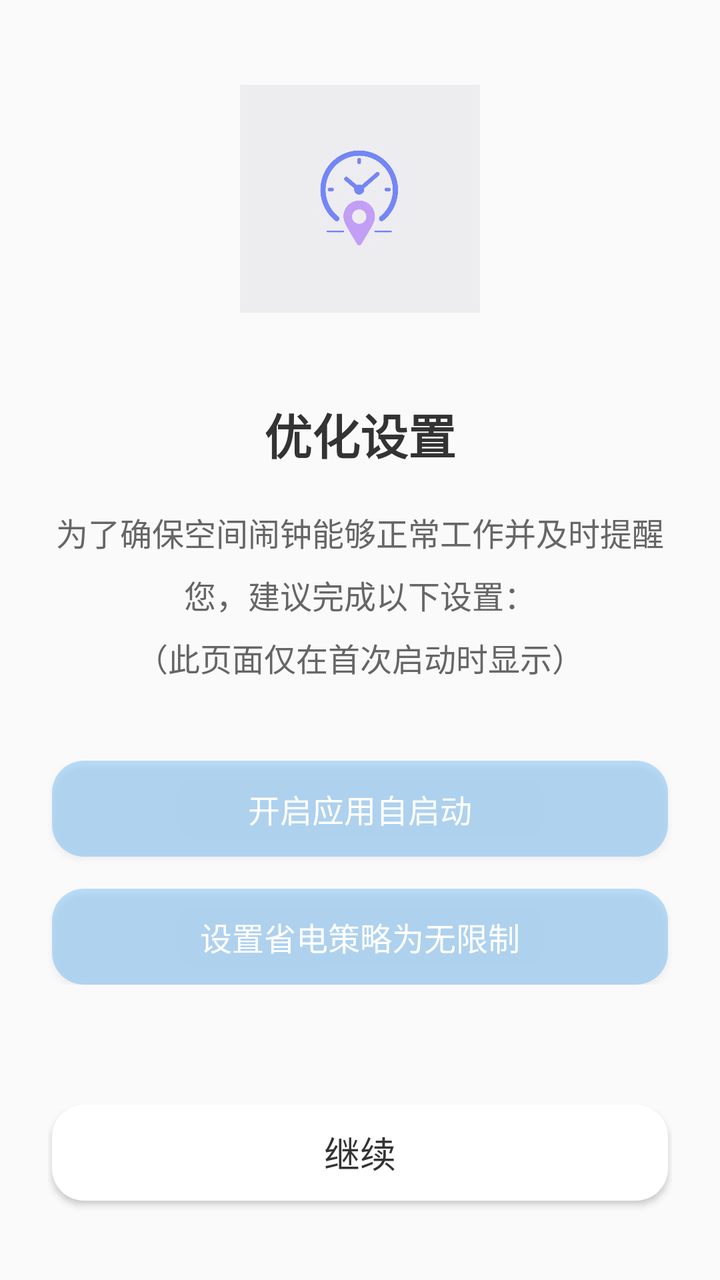
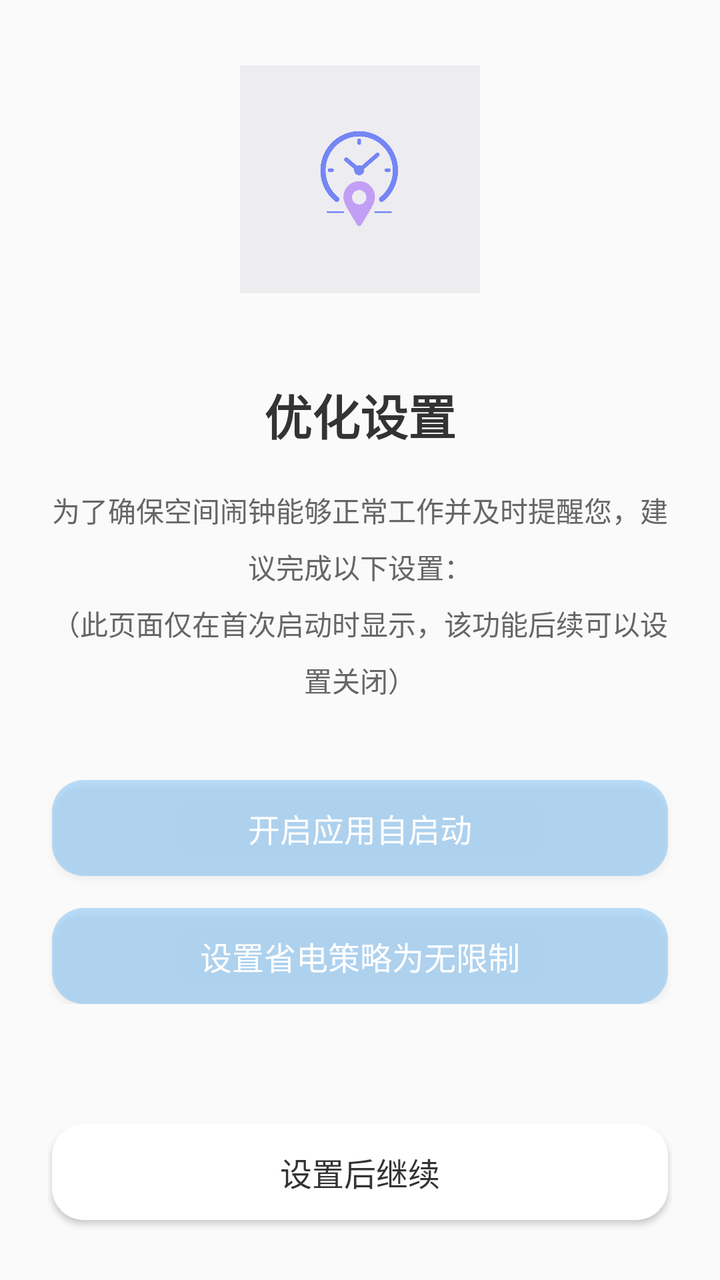

Before-and-after screenshots of an Android layout around one commit, followed by the original layout XML and the change that was made.
<!-- AndroidManifest.xml: application theme AppTheme -->
<!-- res/layout/activity_optimize_settings.xml -->
<?xml version="1.0" encoding="utf-8"?>
<LinearLayout xmlns:android="http://schemas.android.com/apk/res/android"
    android:layout_width="match_parent"
    android:layout_height="match_parent"
    android:orientation="vertical"
    android:padding="24dp"
    android:gravity="center"
    android:background="#FAFAFA">

    
    <ImageView
        android:layout_width="120dp"
        android:layout_height="120dp"
        android:src="@drawable/icon"
        android:layout_marginBottom="40dp"
        android:contentDescription="应用图标" />

    
    <TextView
        android:layout_width="wrap_content"
        android:layout_height="wrap_content"
        android:text="优化设置"
        android:textSize="24sp"
        android:textColor="#333333"
        android:textStyle="bold"
        android:layout_marginBottom="20dp" />

    
    <TextView
        android:layout_width="match_parent"
        android:layout_height="wrap_content"
        android:text="为了确保空间闹钟能够正常工作并及时提醒您，建议完成以下设置：\n（此页面仅在首次启动时显示）"
        android:textSize="16sp"
        android:textColor="#666666"
        android:lineSpacingExtra="8dp"
        android:layout_marginBottom="40dp"
        android:gravity="center"
        android:textAlignment="center" />

    
    <LinearLayout
        android:layout_width="match_parent"
        android:layout_height="wrap_content"
        android:orientation="vertical"
        android:layout_marginBottom="60dp">
        
        
        <androidx.appcompat.widget.AppCompatButton
            android:id="@+id/autostart_button"
            android:layout_width="match_parent"
            android:layout_height="48dp"
            android:text="开启应用自启动"
            android:textSize="16sp"
            android:textColor="#FFFFFF"
            android:background="@drawable/rounded_background_blue"
            android:textAllCaps="false"
            android:gravity="center"
            android:layout_marginHorizontal="2dp"
            android:layout_marginBottom="16dp" />

        
        <androidx.appcompat.widget.AppCompatButton
            android:id="@+id/battery_opt_button"
            android:layout_width="match_parent"
            android:layout_height="48dp"
            android:text="设置省电策略为无限制"
            android:textSize="16sp"
            android:textColor="#FFFFFF"
            android:background="@drawable/rounded_background_blue"
            android:textAllCaps="false"
            android:layout_marginHorizontal="2dp"
            android:gravity="center" />
    </LinearLayout>

    
    <androidx.appcompat.widget.AppCompatButton
        android:id="@+id/continue_button"
        android:layout_width="match_parent"
        android:layout_height="48dp"
        android:text="继续"
        android:textSize="18sp"
        android:textColor="#333"
        android:background="@drawable/rounded_background_white_2"
        android:layout_marginHorizontal="2dp"
        android:textAllCaps="false" />

</LinearLayout>
<!-- resources referenced by this layout -->
<resources>
  <!-- drawable icon: png bitmap (drawable, 600987 bytes) -->
  <!-- drawable rounded_background_blue (drawable) -->
  <?xml version="1.0" encoding="utf-8"?>
  <shape xmlns:android="http://schemas.android.com/apk/res/android"
      android:shape="rectangle">
      <solid android:color="#4D2196F3"/>
      <corners android:radius="16dp"/>
  </shape>
  <!-- drawable rounded_background_white_2 (drawable) -->
  <?xml version="1.0" encoding="utf-8"?>
  <shape xmlns:android="http://schemas.android.com/apk/res/android"
      android:shape="rectangle">
      <solid android:color="#FFFFFF"/>
      <corners android:radius="16dp"/>
  </shape>
  <style name="AppTheme" parent="Theme.MaterialComponents.Light.NoActionBar">
          <item name="colorPrimary">@color/primary</item>
          <item name="colorPrimaryDark">@color/primary_dark</item>
          <item name="colorAccent">@color/primary</item>
          <item name="android:windowBackground">@color/background</item>
      </style>
  <color name="primary">#757575</color>
  <color name="primary_dark">#424242</color>
  <color name="background">#FAFAFA</color>
</resources>

<!-- the commit's change to res/layout/activity_optimize_settings.xml (unified diff, before → after) -->
@@ -29,8 +29,8 @@
     <TextView
         android:layout_width="match_parent"
         android:layout_height="wrap_content"
-        android:text="为了确保空间闹钟能够正常工作并及时提醒您，建议完成以下设置：\n（此页面仅在首次启动时显示）"
-        android:textSize="16sp"
+        android:text="为了确保空间闹钟能够正常工作并及时提醒您，建议完成以下设置：\n（此页面仅在首次启动时显示，该功能后续可以设置关闭）"
+        android:textSize="14sp"
         android:textColor="#666666"
         android:lineSpacingExtra="8dp"
         android:layout_marginBottom="40dp"
@@ -77,8 +77,8 @@
         android:id="@+id/continue_button"
         android:layout_width="match_parent"
         android:layout_height="48dp"
-        android:text="继续"
-        android:textSize="18sp"
+        android:text="设置后继续"
+        android:textSize="16sp"
         android:textColor="#333"
         android:background="@drawable/rounded_background_white_2"
         android:layout_marginHorizontal="2dp"
